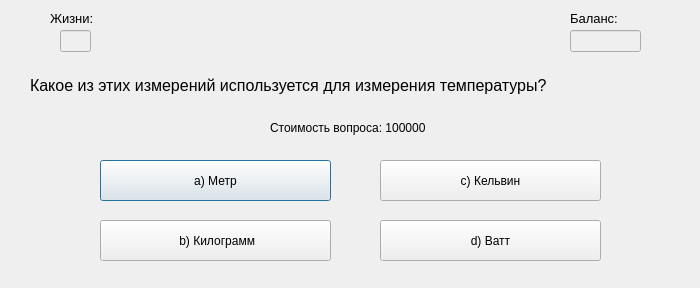
DelZeiT/How_to_become_a_millionaire, file ui_ui_files/question_window4_ui.ui: the form before one commit.
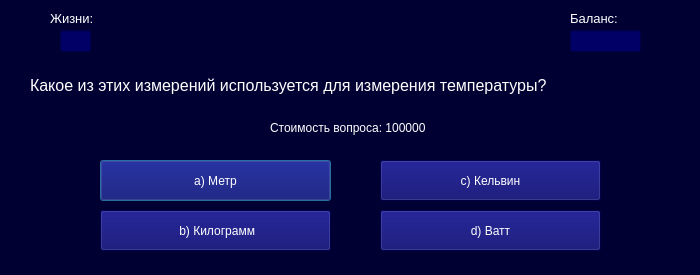
The form after the commit.

Diff of the .ui file:
```diff
--- a/ui_ui_files/question_window4_ui.ui
+++ b/ui_ui_files/question_window4_ui.ui
@@ -7,12 +7,27 @@
     <x>0</x>
     <y>0</y>
     <width>700</width>
-    <height>288</height>
+    <height>275</height>
    </rect>
   </property>
+  <property name="minimumSize">
+   <size>
+    <width>700</width>
+    <height>275</height>
+   </size>
+  </property>
+  <property name="maximumSize">
+   <size>
+    <width>700</width>
+    <height>275</height>
+   </size>
+  </property>
   <property name="windowTitle">
    <string>Вопрос №4</string>
   </property>
+  <property name="styleSheet">
+   <string notr="true">background-color: #000033;</string>
+  </property>
   <widget class="QLabel" name="label_2">
    <property name="geometry">
     <rect>
@@ -27,6 +42,9 @@
      <pointsize>10</pointsize>
     </font>
    </property>
+   <property name="styleSheet">
+    <string notr="true">color: white</string>
+   </property>
    <property name="text">
     <string>Жизни:</string>
    </property>
@@ -43,6 +61,9 @@
      <height>22</height>
     </rect>
    </property>
+   <property name="styleSheet">
+    <string notr="true">background-color: #000066; color: white</string>
+   </property>
    <property name="text">
     <string/>
    </property>
@@ -61,6 +82,9 @@
      <pointsize>10</pointsize>
     </font>
    </property>
+   <property name="styleSheet">
+    <string notr="true">color: white</string>
+   </property>
    <property name="text">
     <string>Баланс:</string>
    </property>
@@ -77,6 +101,9 @@
      <height>22</height>
     </rect>
    </property>
+   <property name="styleSheet">
+    <string notr="true">background-color: #000066; color: white</string>
+   </property>
    <property name="text">
     <string/>
    </property>
@@ -95,6 +122,9 @@
      <pointsize>12</pointsize>
     </font>
    </property>
+   <property name="styleSheet">
+    <string notr="true">color: white</string>
+   </property>
    <property name="text">
     <string>Какое из этих измерений используется для измерения температуры? </string>
    </property>
@@ -108,6 +138,9 @@
      <height>16</height>
     </rect>
    </property>
+   <property name="styleSheet">
+    <string notr="true">color: white</string>
+   </property>
    <property name="text">
     <string>Стоимость вопроса: 100000</string>
    </property>
@@ -121,6 +154,9 @@
      <height>41</height>
     </rect>
    </property>
+   <property name="styleSheet">
+    <string notr="true">background-color: #000066; color: white</string>
+   </property>
    <property name="text">
     <string>a) Метр</string>
    </property>
@@ -129,11 +165,14 @@
    <property name="geometry">
     <rect>
      <x>100</x>
-     <y>220</y>
+     <y>210</y>
      <width>231</width>
      <height>41</height>
     </rect>
    </property>
+   <property name="styleSheet">
+    <string notr="true">background-color: #000066; color: white</string>
+   </property>
    <property name="text">
     <string> b) Килограмм</string>
    </property>
@@ -147,6 +186,9 @@
      <height>41</height>
     </rect>
    </property>
+   <property name="styleSheet">
+    <string notr="true">background-color: #000066; color: white</string>
+   </property>
    <property name="text">
     <string>c) Кельвин</string>
    </property>
@@ -155,11 +197,14 @@
    <property name="geometry">
     <rect>
      <x>380</x>
-     <y>220</y>
+     <y>210</y>
      <width>221</width>
      <height>41</height>
     </rect>
    </property>
+   <property name="styleSheet">
+    <string notr="true">background-color: #000066; color: white</string>
+   </property>
    <property name="text">
     <string>d) Ватт</string>
    </property>
```
